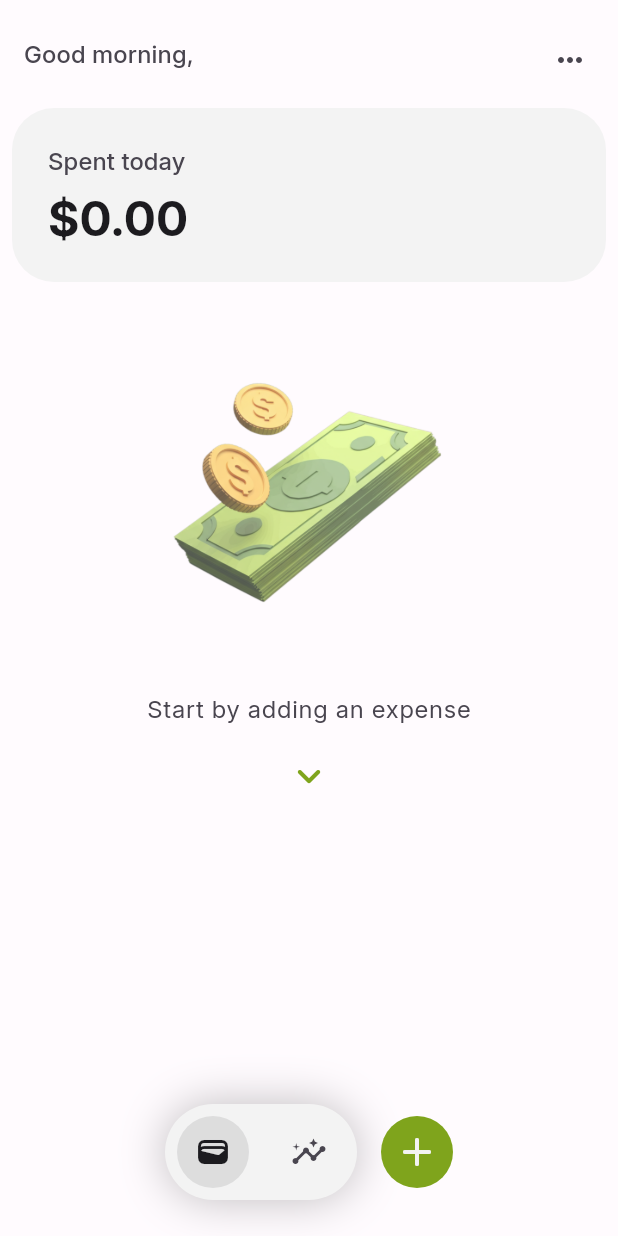
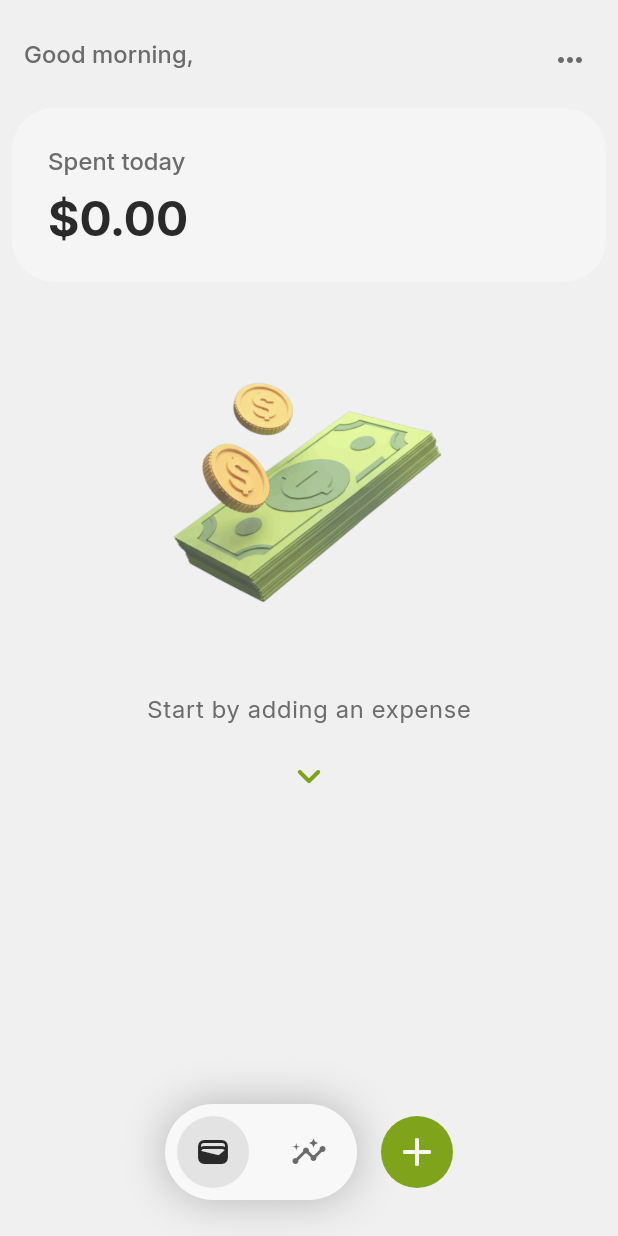
Before and after one commit to 0x6762/kiwi-spending-tracker, a Flutter app: the screen it shows after launch, on a phone screen of 412 x 824 dp. Run offline on Flutter 3.47's test engine with Material 3 defaults, Android fonts, the phone set to English and light mode, and no system bars; our stand-ins replace drift, file_picker, fl_chart, flutter_svg, package_info_plus, permission_handler and 3 more; accounts and stored records are empty; generated files the repository leaves out were written again.

Commit message:
Light mode adjustment

```diff
--- a/lib/theme/theme.dart
+++ b/lib/theme/theme.dart
@@ -93,23 +93,24 @@ class AppTheme {
     primary: Color(0xFF7FA41C),
     onPrimary: Color(0xFFFFFFFF),
     // Used for secondary text and icons
-    secondary: Color(0xFF49454F),
+    secondary: Color(0xFF6B6B6B),
     onSecondary: Color(0xFFFFFFFF),
     // Error states and delete actions
     error: Color(0xFFBA1A1A),
     onError: Color(0xFFFFFFFF),
     // Main screen background
-    surface: Color(0xFFFFFBFE),
-    onSurface: Color(0xFF1C1B1F),
-    onSurfaceVariant: Color(0xFF49454F),
+    surface: Color(0xFFF0F0F0),
+    onSurface: Color(0xFF2A2A2A),
+    onSurfaceVariant: Color(0xFF6B6B6B),
+    surfaceDim: Color(0xFFEBEBEB),
     // Used for the bottom sheet, nav bar, and subtle backgrounds
-    surfaceContainer: Color(0xFFF3F3F3),
-    surfaceContainerHighest: Color(0xFFF3F3F3),
-    surfaceContainerLow: Color(0xFFF3F3F3),
-    surfaceContainerLowest: Color(0xFFF3F3F3),
+    surfaceContainer: Color(0xFFFAFAFA),
+    surfaceContainerHighest: Color(0xFFFFFFFF),
+    surfaceContainerLow: Color(0xFFF8F8F8),
+    surfaceContainerLowest: Color(0xFFF5F5F5),
     // Used for borders and dividers
-    outline: Color(0xFFE3E3E3),
-    outlineVariant: Color(0xFFE3E3E3),
+    outline: Color(0xFFD0D0D0),
+    outlineVariant: Color(0xFFE8E8E8),
   );
 
   static const ColorScheme darkColorScheme = ColorScheme(
--- a/lib/widgets/charts/monthly_expense_chart.dart
+++ b/lib/widgets/charts/monthly_expense_chart.dart
@@ -223,7 +223,7 @@ class _MonthlyExpenseChartState extends State<MonthlyExpenseChart> {
                             width: barWidth,
                             color: total > 0
                                 ? (isSelectedMonth
-                                    ? theme.colorScheme.onSurface
+                                    ? theme.colorScheme.primary
                                     : theme.colorScheme.onSurface
                                         .withOpacity(0.2))
                                 : theme.colorScheme.onSurface.withOpacity(0.07),
```
Also changed, not shown: pubspec.lock.
